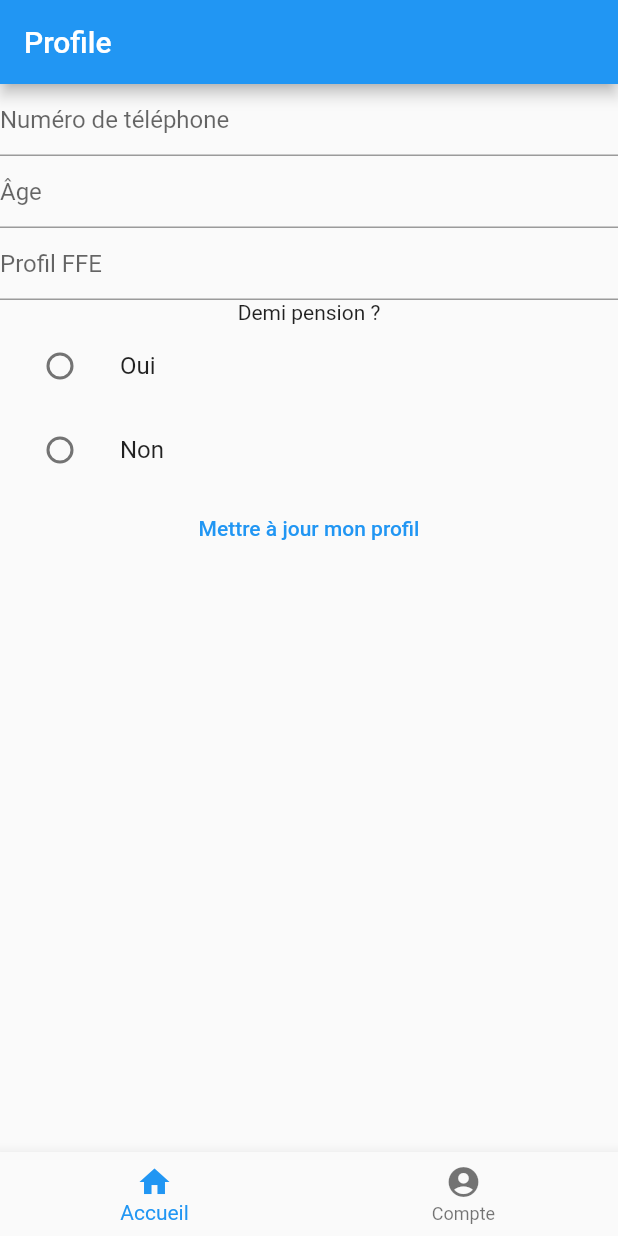
After one commit to CodingFactory-Projects/Horses_App_FLutter, a Flutter app: the Profile screen opened directly, after a tap on "Mettre à jour mon profil", on a phone screen of 412 x 824 dp. The commit adds this screen. Run offline on Flutter 3.47's test engine with Material 2 defaults, Android fonts, the phone set to English and light mode, and no system bars; missing offline and left inert: mongo_dart.

Commit message:
Complet profile

```diff
--- /dev/null
+++ b/lib/class/UserModel.dart
@@ -0,0 +1,13 @@
+class UserModel {
+  String? email;
+  String? username;
+  String? password;
+  String? profilePicture;
+  String? phoneNumber;
+  String? age;
+  String? dp;
+  String? ffeLink;
+
+  UserModel(this.email, this.username, this.password, this.profilePicture,
+      this.phoneNumber, this.age, this.dp, this.ffeLink);
+}
--- a/lib/class/Users.dart
+++ /dev/null
@@ -1,8 +0,0 @@
-class Users {
-  String? email;
-  String? username;
-  String? password;
-  String? profilePicture;
-
-  Users(this.email, this.username, this.password, this.profilePicture);
-}
--- a/lib/config/mongodb.dart
+++ b/lib/config/mongodb.dart
@@ -1,26 +1,40 @@
 import 'dart:developer';
+
+import '../class/UserModel.dart';
 import 'constants.dart';
 import 'package:mongo_dart/mongo_dart.dart';
 
 class MongoDatabase {
+  static var db, currCollection;
+
   static connect() async {
-    var db = await Db.create(MONGO_URL);
+    db = await Db.create(MONGO_URL);
     await db.open();
     inspect(db);
-    var collectionUsers = db.collection(COLLECTION_USERS);
-    var collectionHorses = db.collection(COLLECTION_HORSES);
+  }
 
-    // await collection.insertOne({
-    //   'email': 'admin@admin.fr',
-    //   'username': 'admin',
-    //   'password': 'admin',
-    // });
+  static insertUser(String collection, model) async {
+    var userCollection = db.collection(collection);
+    await userCollection.insert(model.toJson());
+  }
 
-    // await collection.update( where.eq('email', 'admin@admin.fr'), modify.set('password', 'admin3'));
+  static select(String collection, ) async {
+    currCollection = db.collection(collection);
+    var profile = await currCollection.find().toList();
+    profile = profile.first; //à remplacer avec l'id
+    return profile;
+  }
 
-    // await collection.remove(where.eq('email', 'admin@admin.fr'));
+  static updateUser(UserModel user) async {
+    currCollection = db.collection('users');
 
-    // print(await collectionUsers.find().toList());
-    // print(await collectionHorses.find().toList());
+    final u = await currCollection.findOne();
+
+    u['phoneNumber'] = user.phoneNumber;
+    u['age'] = user.age;
+    u['ffeLink'] = user.ffeLink;
+    u['dp'] = user.dp;
+
+    await currCollection.save(u);
   }
 }
--- /dev/null
+++ b/lib/screens/Profile.dart
@@ -0,0 +1,126 @@
+import 'package:flutter/material.dart';
+
+import '../class/UserModel.dart';
+import '../config/mongodb.dart';
+import 'Nav.dart';
+
+class Profile extends StatefulWidget {
+  const Profile({super.key});
+
+  @override
+  State<StatefulWidget> createState() {
+    return _ProfileState();
+  }
+}
+
+class _ProfileState extends State<Profile> {
+  UserModel user = UserModel('', '', '', '', '', '', '', '');
+  List<TextEditingController> controllers = List<TextEditingController>.generate(
+      3, (i) => TextEditingController()
+  );
+
+  //List<String> list = <String>['Oui', 'Non',];
+  //String dropdownValue = 'Non';
+
+  @override
+  void initState() {
+    super.initState();
+    _getProfile();
+  }
+
+  @override
+  Widget build(BuildContext context) {
+    return Scaffold(
+      appBar: AppBar(
+        automaticallyImplyLeading: false,
+        title: const Text('Profile'),
+      ),
+      bottomNavigationBar: const NavBar(),
+      body: SafeArea(
+        child: Column(
+          children: <Widget>[
+            TextField(
+              controller: controllers[0],
+              decoration: const InputDecoration(
+                  hintText: 'Numéro de téléphone'
+              ),
+              onChanged: (value) {
+                user.phoneNumber = value;
+              },
+            ),
+            TextField(
+              controller: controllers[1],
+              decoration: const InputDecoration(
+                  hintText: 'Âge'
+              ),
+              onChanged: (value) {
+                user.age = value;
+              },
+            ),
+            TextField(
+              controller: controllers[2],
+              decoration: const InputDecoration(
+                  hintText: 'Profil FFE'
+              ),
+              onChanged: (value) {
+                user.ffeLink = value;
+              },
+            ),
+            const Text("Demi pension ?"),
+            ListTile(
+              title: const Text("Oui"),
+              leading: Radio(
+                value: 'Oui',
+                groupValue: user.dp,
+                onChanged: (value) {
+                  setState(() {
+                    user.dp = value;
+                  });
+                },
+              ),
+            ),
+            ListTile(
+              title: const Text("Non"),
+              leading: Radio(
+                value: 'Non',
+                groupValue: user.dp,
+                onChanged: (value) {
+                  setState(() {
+                    user.dp = value;
+                  });
+                },
+              ),
+            ),
+            TextButton(
+                onPressed: () {
+                  _updateProfile();
+                },
+                child: const Text('Mettre à jour mon profil')
+            ),
+          ],
+        ),
+      ),
+    );
+  }
+
+  void _getProfile() async {
+    final profile = await MongoDatabase.select('users');
+
+    user.username = profile['username'];
+    user.email = profile['email'];
+    user.username = profile['username'];
+    user.profilePicture = profile['image'];
+
+    controllers[0].text = user.phoneNumber!;
+    controllers[1].text = user.age!;
+    controllers[2].text = user.ffeLink!;
+
+    setState(() {
+      user = user;
+    });
+  }
+
+  _updateProfile() async {
+    await MongoDatabase.updateUser(user);
+  }
+}
```
